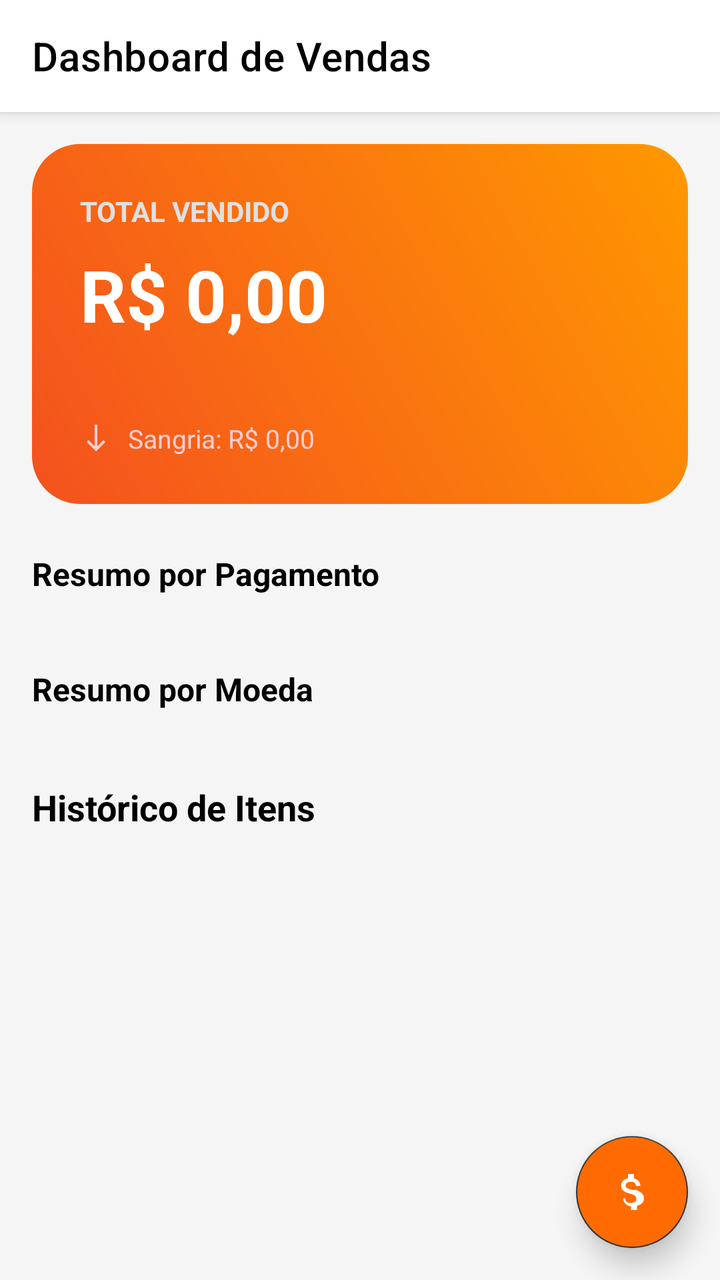
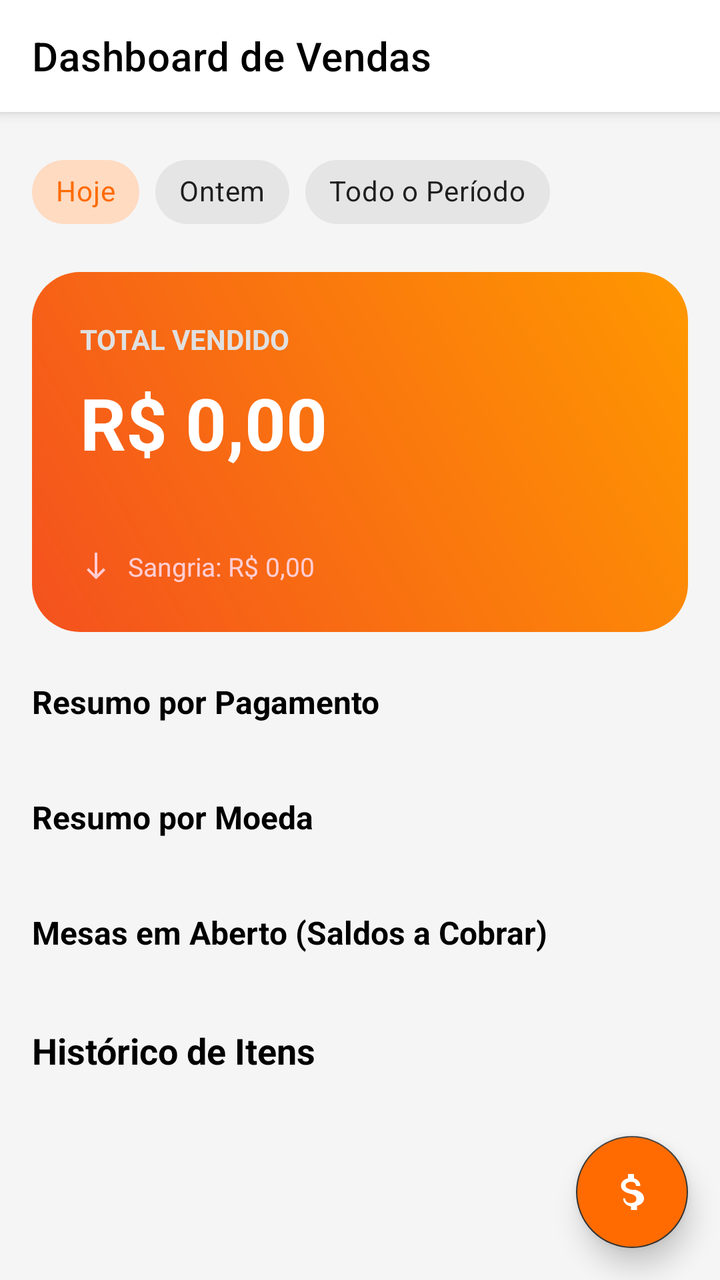

The first picture is an Android layout as it rendered before a commit; the second is the same layout after the commit. The layout source and the unified diff follow.
<!-- AndroidManifest.xml: application theme Theme.SmartPosPdvPro -->
<!-- res/layout/activity_operator_dashboard.xml -->
<?xml version="1.0" encoding="utf-8"?>
<androidx.coordinatorlayout.widget.CoordinatorLayout xmlns:android="http://schemas.android.com/apk/res/android"
    xmlns:app="http://schemas.android.com/apk/res-auto"
    android:layout_width="match_parent"
    android:layout_height="match_parent"
    android:background="#F5F5F5">

    <com.google.android.material.appbar.AppBarLayout
        android:layout_width="match_parent"
        android:layout_height="wrap_content"
        android:background="@color/white">

        <androidx.appcompat.widget.Toolbar
            android:id="@+id/toolbar"
            android:layout_width="match_parent"
            android:layout_height="?attr/actionBarSize"
            app:title="@string/dashboard_title"
            app:titleTextColor="@color/black" />

    </com.google.android.material.appbar.AppBarLayout>

    <androidx.core.widget.NestedScrollView
        android:layout_width="match_parent"
        android:layout_height="match_parent"
        app:layout_behavior="@string/appbar_scrolling_view_behavior">

        <LinearLayout
            android:layout_width="match_parent"
            android:layout_height="wrap_content"
            android:orientation="vertical"
            android:padding="16dp">

            
            <com.google.android.material.card.MaterialCardView
                android:layout_width="match_parent"
                android:layout_height="wrap_content"
                app:cardCornerRadius="24dp"
                app:cardElevation="0dp"
                app:strokeWidth="0dp">

                <RelativeLayout
                    android:layout_width="match_parent"
                    android:layout_height="180dp"
                    android:background="@drawable/bg_dashboard_gradient"
                    android:padding="24dp">

                    <TextView
                        android:id="@+id/labelTotal"
                        android:layout_width="wrap_content"
                        android:layout_height="wrap_content"
                        android:text="@string/total_sold"
                        android:textColor="#E0E0E0"
                        android:textSize="14sp"
                        android:textStyle="bold" />

                    <TextView
                        android:id="@+id/tvTotalVendas"
                        android:layout_width="wrap_content"
                        android:layout_height="wrap_content"
                        android:layout_below="@id/labelTotal"
                        android:layout_marginTop="8dp"
                        android:text="R$ 0,00"
                        android:textColor="@color/white"
                        android:textSize="36sp"
                        android:textStyle="bold" />

                    <LinearLayout
                        android:layout_width="wrap_content"
                        android:layout_height="wrap_content"
                        android:layout_alignParentBottom="true"
                        android:gravity="center_vertical"
                        android:orientation="horizontal">

                        <ImageView
                            android:layout_width="16dp"
                            android:layout_height="16dp"
                            android:src="@drawable/ic_sangria_modern"
                            app:tint="#FFCDD2" />

                        <TextView
                            android:id="@+id/tvTotalSangria"
                            android:layout_width="wrap_content"
                            android:layout_height="wrap_content"
                            android:layout_marginStart="8dp"
                            android:text="Sangria: R$ 0,00"
                            android:textColor="#FFCDD2"
                            android:textSize="13sp" />
                    </LinearLayout>

                </RelativeLayout>
            </com.google.android.material.card.MaterialCardView>

            <TextView
                android:layout_width="wrap_content"
                android:layout_height="wrap_content"
                android:layout_marginTop="24dp"
                android:layout_marginBottom="12dp"
                android:text="Resumo por Pagamento"
                android:textColor="@color/black"
                android:textSize="16sp"
                android:textStyle="bold" />

            <androidx.recyclerview.widget.RecyclerView
                android:id="@+id/rvPaymentMethods"
                android:layout_width="match_parent"
                android:layout_height="wrap_content"
                android:clipToPadding="false"
                android:orientation="horizontal"
                app:layoutManager="androidx.recyclerview.widget.LinearLayoutManager" />

            <TextView
                android:layout_width="wrap_content"
                android:layout_height="wrap_content"
                android:layout_marginTop="24dp"
                android:layout_marginBottom="12dp"
                android:text="Resumo por Moeda"
                android:textColor="@color/black"
                android:textSize="16sp"
                android:textStyle="bold" />

            <androidx.recyclerview.widget.RecyclerView
                android:id="@+id/rvCurrencies"
                android:layout_width="match_parent"
                android:layout_height="wrap_content"
                android:clipToPadding="false"
                android:orientation="horizontal"
                app:layoutManager="androidx.recyclerview.widget.LinearLayoutManager" />

            <TextView
                android:layout_width="wrap_content"
                android:layout_height="wrap_content"
                android:layout_marginTop="24dp"
                android:layout_marginBottom="12dp"
                android:text="@string/item_history"
                android:textColor="@color/black"
                android:textSize="18sp"
                android:textStyle="bold" />

            <androidx.recyclerview.widget.RecyclerView
                android:id="@+id/rvHistory"
                android:layout_width="match_parent"
                android:layout_height="wrap_content"
                android:nestedScrollingEnabled="false" />

        </LinearLayout>
    </androidx.core.widget.NestedScrollView>

    <ProgressBar
        android:id="@+id/progressBar"
        android:layout_width="wrap_content"
        android:layout_height="wrap_content"
        android:layout_gravity="center"
        android:visibility="gone" />

    <com.google.android.material.floatingactionbutton.FloatingActionButton
        android:id="@+id/fabCurrency"
        android:layout_width="wrap_content"
        android:layout_height="wrap_content"
        android:layout_gravity="bottom|end"
        android:layout_margin="16dp"
        android:src="@drawable/ic_attach_money"
        app:elevation="8dp"
        app:tint="@color/white"
        android:backgroundTint="@color/brand_orange" />

</androidx.coordinatorlayout.widget.CoordinatorLayout>
<!-- resources referenced by this layout -->
<resources>
  <color name="black">#FF000000</color>
  <color name="brand_orange">#FF6B00</color>
  <color name="white">#FFFFFFFF</color>
  <!-- drawable bg_dashboard_gradient (drawable) -->
  <?xml version="1.0" encoding="utf-8"?>
  <shape xmlns:android="http://schemas.android.com/apk/res/android">
      <gradient
          android:angle="45"
          android:endColor="#FF9800"
          android:startColor="#F4511E"
          android:type="linear" />
      <corners android:radius="16dp" />
  </shape>
  <!-- drawable ic_attach_money (drawable) -->
  <vector xmlns:android="http://schemas.android.com/apk/res/android"
      android:width="24dp"
      android:height="24dp"
      android:viewportWidth="24.0"
      android:viewportHeight="24.0">
      <path
          android:fillColor="#FF000000"
          android:pathData="M11.8,10.9c-2.27,-0.59 -3,-1.2 -3,-2.15 0,-1.09 1.01,-1.85 2.7,-1.85 1.78,0 2.44,0.85 2.5,2.1h2.21c-0.07,-1.72 -1.12,-3.3 -3.21,-3.81V3h-3v2.16c-1.94,0.42 -3.5,1.68 -3.5,3.61 0,2.31 1.91,3.46 4.7,4.13 2.5,0.6 3,1.48 3,2.65 0,1.12 -1.08,1.96 -2.7,1.96 -1.97,0 -2.87,-0.99 -2.96,-2.34H7.54c0.11,2.06 1.48,3.58 3.96,4.07V21h3v-2.14c1.89,-0.4 3.5,-1.67 3.5,-3.6 -0.01,-2.55 -2.2,-3.69 -4.2,-4.36z"/>
  </vector>
  <!-- drawable ic_sangria_modern (drawable) -->
  <vector xmlns:android="http://schemas.android.com/apk/res/android"
      android:width="24dp"
      android:height="24dp"
      android:viewportWidth="24"
      android:viewportHeight="24">
    <path
        android:fillColor="@color/white"
        android:pathData="M19,15l-1.41,-1.41L13,18.17L13,2L11,2L11,18.17l-4.59,-4.58L5,15l7,7L19,15z"/>
  </vector>
  <string name="dashboard_title">Dashboard de Vendas</string>
  <string name="item_history">Histórico de Itens</string>
  <string name="total_sold">TOTAL VENDIDO</string>
  <style name="Theme.SmartPosPdvPro" parent="Theme.MaterialComponents.Light.NoActionBar">
          <item name="colorPrimary">@color/primary</item>
          <item name="colorPrimaryVariant">@color/primary_variant</item>
          <item name="colorOnPrimary">@color/text_on_primary</item>
          <item name="colorSecondary">@color/secondary</item>
          <item name="colorOnSecondary">@color/white</item>
          <item name="android:windowBackground">@color/bg_light</item>
          <item name="android:statusBarColor">@color/bg_light</item>
          <item name="android:windowLightStatusBar">true</item>
          
          
          <item name="materialCardViewStyle">@style/Widget.SmartPos.Card</item>
          <item name="materialButtonStyle">@style/Widget.SmartPos.Button</item>
      </style>
  <color name="primary">#FF6B00</color>
  <color name="primary_variant">#E65100</color>
  <color name="text_on_primary">#FFFFFF</color>
  <color name="secondary">#333333</color>
  <color name="bg_light">#F8F9FA</color>
  <style name="Widget.SmartPos.Card" parent="Widget.MaterialComponents.CardView">
          <item name="cardCornerRadius">@dimen/radius_large</item>
          <item name="cardElevation">@dimen/elevation_low</item>
          <item name="cardBackgroundColor">@color/surface</item>
          <item name="android:clickable">true</item>
          <item name="android:focusable">true</item>
          <item name="android:foreground">?attr/selectableItemBackground</item>
          <item name="strokeWidth">0dp</item>
      </style>
  <style name="Widget.SmartPos.Button" parent="Widget.MaterialComponents.Button">
          <item name="cornerRadius">@dimen/radius_medium</item>
          <item name="android:insetTop">0dp</item>
          <item name="android:insetBottom">0dp</item>
          <item name="android:textAllCaps">false</item>
          <item name="android:textStyle">bold</item>
          <item name="android:paddingVertical">12dp</item>
      </style>
  <dimen name="radius_large">16dp</dimen>
  <dimen name="elevation_low">2dp</dimen>
  <color name="surface">#FFFFFF</color>
  <dimen name="radius_medium">12dp</dimen>
</resources>

<!-- the commit's change to res/layout/activity_operator_dashboard.xml (unified diff, before → after) -->
@@ -29,6 +29,74 @@
             android:layout_height="wrap_content"
             android:orientation="vertical"
             android:padding="16dp">
+
+            
+            <com.google.android.material.card.MaterialCardView
+                android:id="@+id/cardOfflineBanner"
+                android:layout_width="match_parent"
+                android:layout_height="wrap_content"
+                android:layout_marginBottom="12dp"
+                android:visibility="gone"
+                app:cardBackgroundColor="#FFF3E0"
+                app:cardCornerRadius="12dp"
+                app:strokeColor="#FFE0B2"
+                app:strokeWidth="1dp">
+
+                <LinearLayout
+                    android:layout_width="match_parent"
+                    android:layout_height="wrap_content"
+                    android:gravity="center_vertical"
+                    android:orientation="horizontal"
+                    android:padding="12dp">
+
+                    <ImageView
+                        android:layout_width="20dp"
+                        android:layout_height="20dp"
+                        android:src="@drawable/ic_sangria_modern"
+                        app:tint="#E65100" />
+
+                    <TextView
+                        android:id="@+id/tvOfflineMessage"
+                        android:layout_width="wrap_content"
+                        android:layout_height="wrap_content"
+                        android:layout_marginStart="8dp"
+                        android:text="MODO OFFLINE: Exibindo vendas locais e saldos a cobrar armazenados no dispositivo."
+                        android:textColor="#E65100"
+                        android:textSize="12sp"
+                        android:textStyle="bold" />
+                </LinearLayout>
+            </com.google.android.material.card.MaterialCardView>
+
+            
+            <com.google.android.material.chip.ChipGroup
+                android:id="@+id/chipGroupDate"
+                android:layout_width="match_parent"
+                android:layout_height="wrap_content"
+                android:layout_marginBottom="16dp"
+                app:singleSelection="true">
+
+                <com.google.android.material.chip.Chip
+                    android:id="@+id/chipToday"
+                    style="@style/Widget.MaterialComponents.Chip.Choice"
+                    android:layout_width="wrap_content"
+                    android:layout_height="wrap_content"
+                    android:checked="true"
+                    android:text="Hoje" />
+
+                <com.google.android.material.chip.Chip
+                    android:id="@+id/chipYesterday"
+                    style="@style/Widget.MaterialComponents.Chip.Choice"
+                    android:layout_width="wrap_content"
+                    android:layout_height="wrap_content"
+                    android:text="Ontem" />
+
+                <com.google.android.material.chip.Chip
+                    android:id="@+id/chipAllTime"
+                    style="@style/Widget.MaterialComponents.Chip.Choice"
+                    android:layout_width="wrap_content"
+                    android:layout_height="wrap_content"
+                    android:text="Todo o Período" />
+            </com.google.android.material.chip.ChipGroup>
 
             
             <com.google.android.material.card.MaterialCardView
@@ -125,6 +193,24 @@
                 android:clipToPadding="false"
                 android:orientation="horizontal"
                 app:layoutManager="androidx.recyclerview.widget.LinearLayoutManager" />
+
+            
+            <TextView
+                android:id="@+id/labelTablesHeader"
+                android:layout_width="wrap_content"
+                android:layout_height="wrap_content"
+                android:layout_marginTop="24dp"
+                android:layout_marginBottom="12dp"
+                android:text="Mesas em Aberto (Saldos a Cobrar)"
+                android:textColor="@color/black"
+                android:textSize="16sp"
+                android:textStyle="bold" />
+
+            <androidx.recyclerview.widget.RecyclerView
+                android:id="@+id/rvOccupiedTables"
+                android:layout_width="match_parent"
+                android:layout_height="wrap_content"
+                android:nestedScrollingEnabled="false" />
 
             <TextView
                 android:layout_width="wrap_content"
<!-- resource entries referenced after the edit -->
@@ -45,6 +45,7 @@
           <item name="android:windowBackground">@color/bg_light</item>
           <item name="android:statusBarColor">@color/bg_light</item>
           <item name="android:windowLightStatusBar">true</item>
+          <item name="android:fitsSystemWindows">true</item>
           
           
           <item name="materialCardViewStyle">@style/Widget.SmartPos.Card</item>
